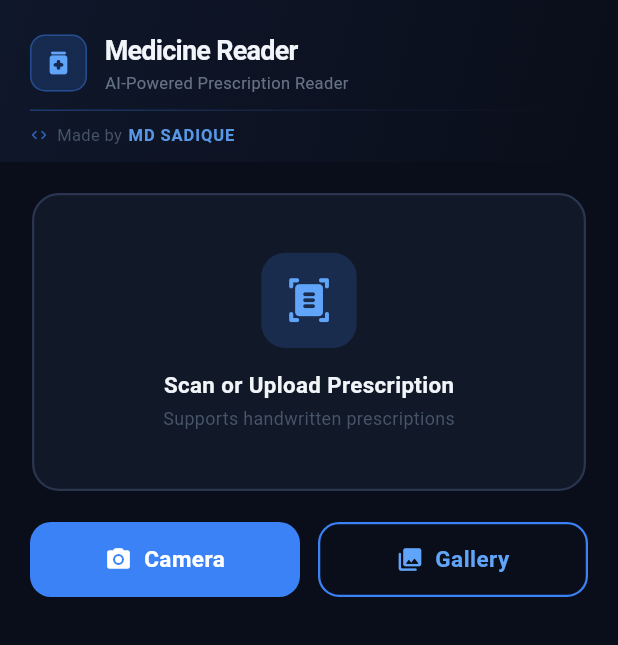
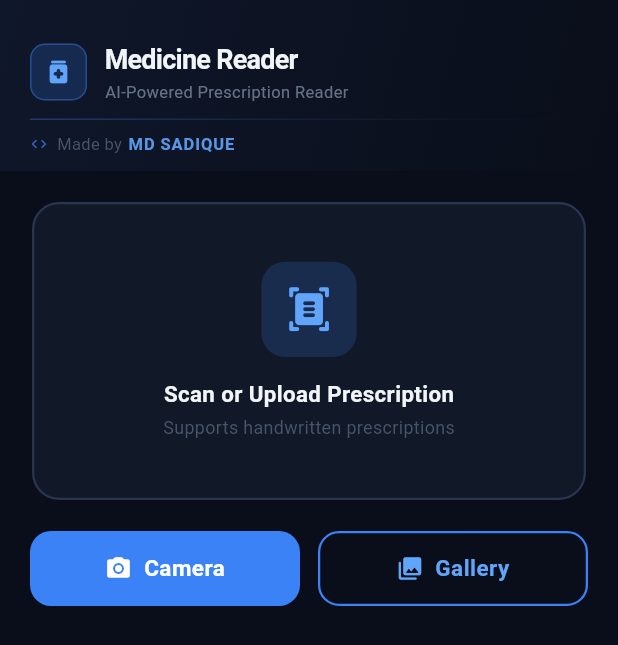
Before and after one commit to sadique1212/prescription-reader, a Flutter app: the screen it shows after launch, on a phone screen of 412 x 824 dp. Shown: the top 645 px of the screen. Run offline on Flutter 3.47's test engine with Material 3 defaults, Android fonts, the light colour scheme and no system bars; our stand-ins replace flutter_dotenv, image_cropper, image_picker, sqflite; missing offline and left inert: google_mlkit_text_recognition; accounts and stored records are empty.

Commit message:
fixed the ui

```diff
--- a/lib/main.dart
+++ b/lib/main.dart
@@ -16,7 +16,12 @@ void main() async {
     statusBarColor: Colors.transparent,
     statusBarIconBrightness: Brightness.light,
     statusBarBrightness: Brightness.dark,
+    // Make sure nav bar is also transparent so Flutter controls insets
+    systemNavigationBarColor: Colors.transparent,
+    systemNavigationBarDividerColor: Colors.transparent,
   ));
+  // Enable edge-to-edge so Flutter owns the full screen including status/nav bars
+  SystemChrome.setEnabledSystemUIMode(SystemUiMode.edgeToEdge);
   runApp(const PrescriptionApp());
 }
 
@@ -125,6 +130,7 @@ class _HomePageState extends State<HomePage> with TickerProviderStateMixin {
           toolbarTitle: 'Crop Prescription',
           toolbarColor: AppColors.surface,
           toolbarWidgetColor: AppColors.textPrimary,
+          // Use a darker status bar so toolbar doesn't bleed into system icons
           statusBarColor: AppColors.bg,
           backgroundColor: AppColors.bg,
           activeControlsWidgetColor: AppColors.accent,
@@ -137,6 +143,7 @@ class _HomePageState extends State<HomePage> with TickerProviderStateMixin {
           initAspectRatio: CropAspectRatioPreset.original,
           lockAspectRatio: false,
           showCropGrid: true,
+          // Keep bottom controls visible and not hidden behind nav bar
           hideBottomControls: false,
         ),
         IOSUiSettings(
@@ -212,8 +219,10 @@ class _HomePageState extends State<HomePage> with TickerProviderStateMixin {
 
   Widget _buildAppBar(BuildContext context) {
     final statusBarHeight = MediaQuery.of(context).padding.top;
-    // expandedHeight = status bar + top row (~52px) + divider + credit row (~32px) + vertical padding
-    final expandedHeight = statusBarHeight + 108.0;
+    // Add extra 8px breathing room so app content starts below the status bar
+    final topPadding = statusBarHeight + 20.0;
+    // expandedHeight covers: topPadding + icon+title row (~52px) + divider+credit (~32px) + bottom padding (10)
+    final expandedHeight = topPadding + 94.0;
 
     return SliverAppBar(
       expandedHeight: expandedHeight,
@@ -221,6 +230,7 @@ class _HomePageState extends State<HomePage> with TickerProviderStateMixin {
       pinned: true,
       backgroundColor: AppColors.bg,
       elevation: 0,
+      // toolbarHeight 0 so the SliverAppBar itself draws nothing; FlexibleSpaceBar owns everything
       toolbarHeight: 0,
       flexibleSpace: FlexibleSpaceBar(
         background: Container(
@@ -231,7 +241,8 @@ class _HomePageState extends State<HomePage> with TickerProviderStateMixin {
               colors: [Color(0xFF0F172A), Color(0xFF0A0E1A)],
             ),
           ),
-          padding: EdgeInsets.fromLTRB(20, statusBarHeight + 12, 20, 10),
+          // Use topPadding so content is always below the status bar icons
+          padding: EdgeInsets.fromLTRB(20, topPadding, 20, 10),
           child: Column(
             mainAxisAlignment: MainAxisAlignment.end,
             crossAxisAlignment: CrossAxisAlignment.start,
```
Also changed, not shown: 1 other file.
